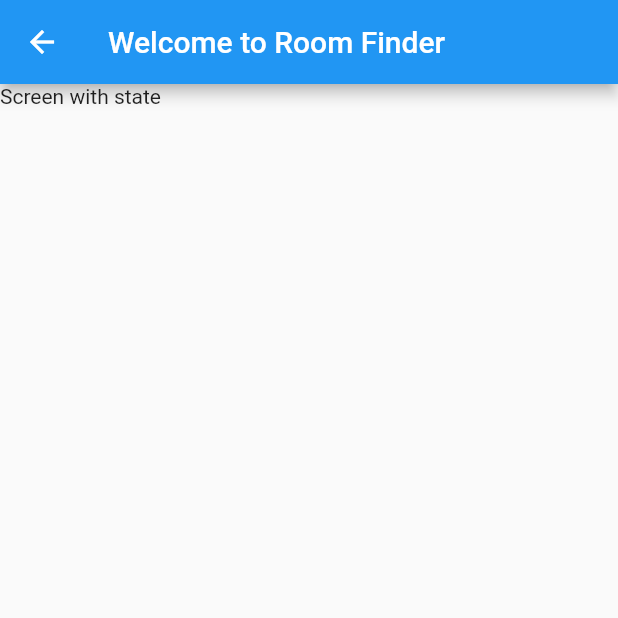
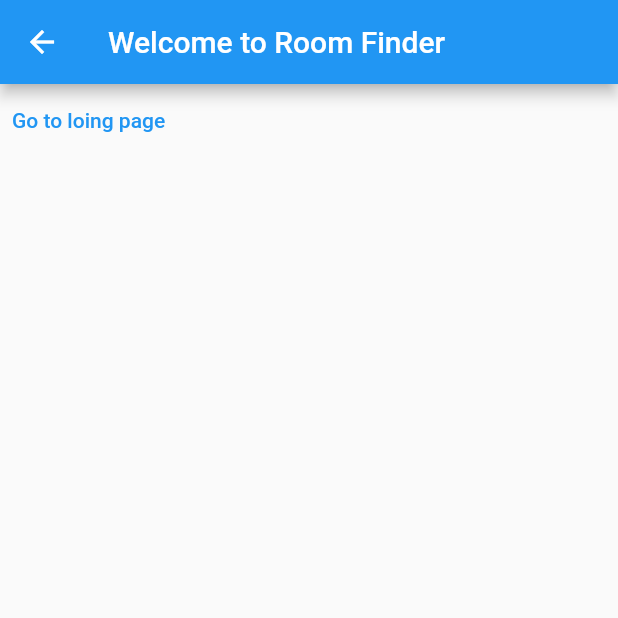
Before and after one commit to learnatwhitecoal/dailyflutter, a Flutter app: the ScreenWithPath screen opened directly with empty values, on a phone screen of 412 x 824 dp, the top half of it. Run offline on Flutter 3.47's test engine with Material 2 defaults, Android fonts, the phone set to English and light mode, and no system bars; our stand-ins replace go_router.

Commit message:
added go router example with go

```diff
--- a/lib/routes/router.dart
+++ b/lib/routes/router.dart
@@ -8,14 +8,6 @@ import 'package:go_router/go_router.dart';
 // GoRouter configuration
 final appRouter = GoRouter(
   errorBuilder: (context, state) => const ErrorScreen(),
-  redirect: (context, state) {
-    bool isLoggedIn = true; //using bloc access this
-
-    if (isLoggedIn) {
-      return state.location != "/" ? state.location : "/";
-    }
-    return "/login";
-  },
   routes: [
     GoRoute(
         name: "mainApp",
@@ -28,11 +20,11 @@ final appRouter = GoRouter(
             builder: (context, state) =>
                 ScreenWithPath(id: state.pathParameters['id']),
           ),
+          GoRoute(
+            name: "login",
+            path: "login",
+            builder: (context, state) => const LoginScreen(),
+          ),
         ]),
-    GoRoute(
-      name: "login",
-      path: "/login",
-      builder: (context, state) => const LoginScreen(),
-    ),
   ],
 );
--- a/lib/screens/home_screen.dart
+++ b/lib/screens/home_screen.dart
@@ -17,7 +17,7 @@ class HomeScreen extends StatelessWidget {
               child: const Text("Go to product page")),
           TextButton(
               onPressed: () {
-                context.goNamed("login");
+                context.go("/login");
               },
               child: const Text("Logout"))
         ],
--- a/lib/screens/params_screen.dart
+++ b/lib/screens/params_screen.dart
@@ -1,4 +1,5 @@
 import 'package:flutter/material.dart';
+import 'package:go_router/go_router.dart';
 
 class ScreenWithPath extends StatefulWidget {
   final String? id;
@@ -12,8 +13,18 @@ class _ScreenWithPathState extends State<ScreenWithPath> {
   @override
   Widget build(BuildContext context) {
     return Scaffold(
-      appBar: AppBar(title: const Text("Welcome to Room Finder")),
-      body: Text("Screen with state ${widget.id}"),
-    );
+        appBar: AppBar(title: const Text("Welcome to Room Finder")),
+        body: SafeArea(
+            child: SizedBox(
+          child: Column(
+            children: [
+              TextButton(
+                  onPressed: () {
+                    context.goNamed("login");
+                  },
+                  child: const Text("Go to loing page"))
+            ],
+          ),
+        )));
   }
 }
```
